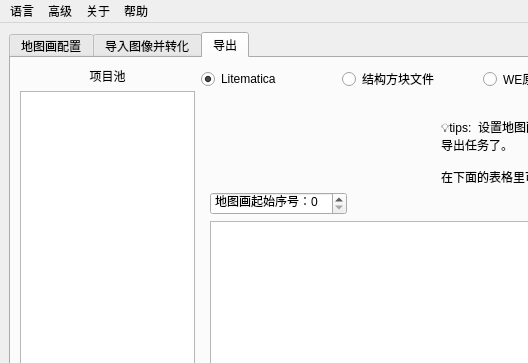
Before: the Qt Designer form SlopeCraft/SCWind.ui in SlopeCraft/SlopeCraft, drawn with Qt 5; both pictures show x 0 to 528 and y 0 to 363 of the 920 by 865 pixel window.
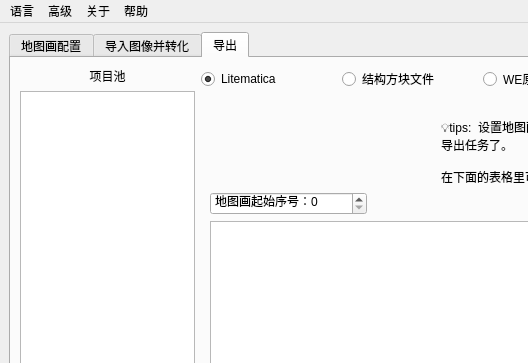
After: the same form once the commit is applied. The open tabs and pages were chosen to show the change. Icons and pictures are not drawn. Custom widgets are drawn as their Qt base class.

Commit message: Change maximum map seq number in SC to 65536

What changed in the file:
```diff
--- a/SlopeCraft/SCWind.ui
+++ b/SlopeCraft/SCWind.ui
@@ -1369,6 +1369,9 @@
                 <property name="prefix">
                  <string>地图画起始序号：</string>
                 </property>
+                <property name="maximum">
+                 <number>65536</number>
+                </property>
                </widget>
               </item>
               <item>
```
